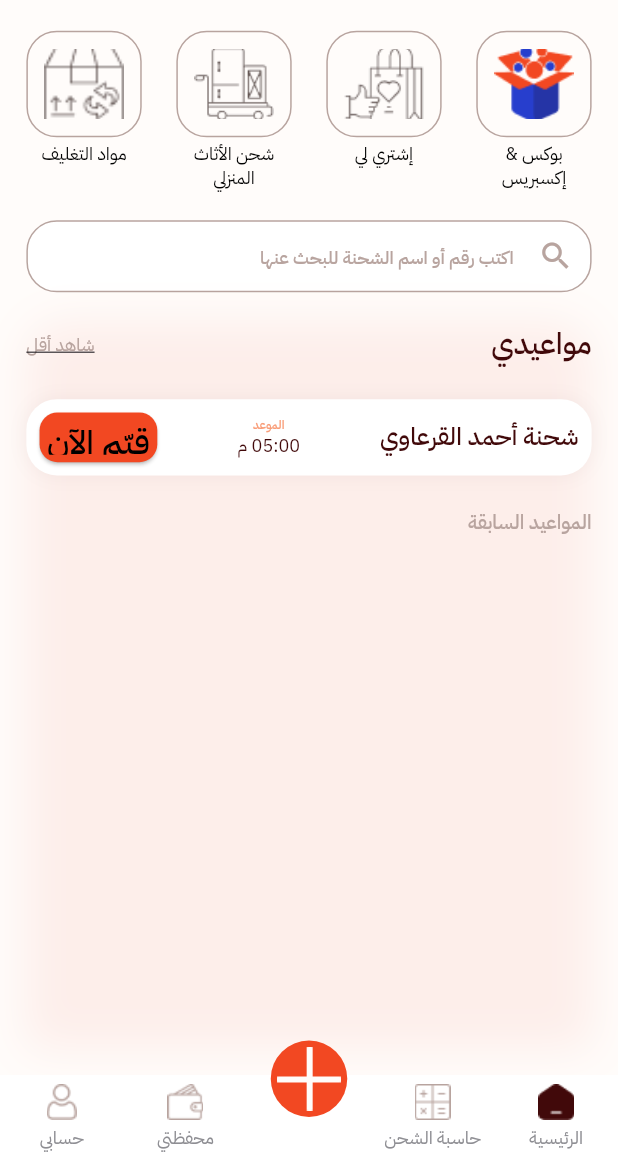
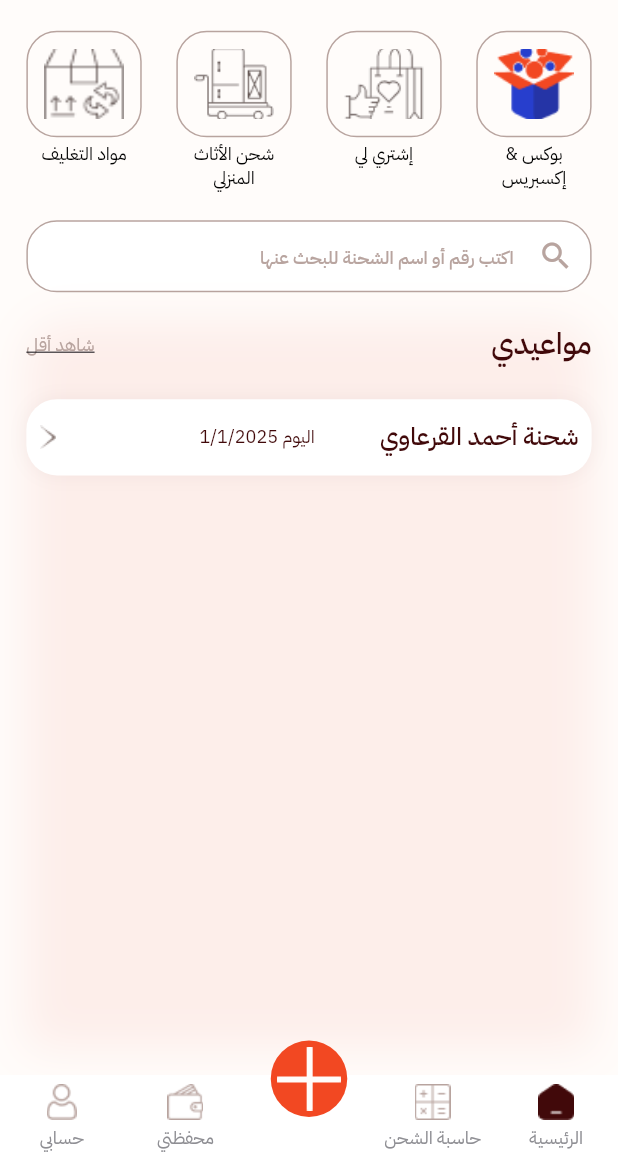
Before and after one commit to kenanqanas500/manara_test, a Flutter app: the screen it shows after launch, on a phone screen of 412 x 824 dp, the part 77-1236 px from its top. Run offline on Flutter 3.47's test engine with Material 3 defaults, Android fonts, the phone set to English and light mode, and no system bars; drawn by our look-alikes of persistent_bottom_nav_bar_v2; our stand-ins replace dio, easy_localization, flutter_bloc, flutter_screenutil, get_it, hive_flutter; missing offline and left inert: colorize; accounts and stored records are empty.

Commit message:
hide and show ship

```diff
--- a/lib/app/global/custom/buttons/custom_button.dart
+++ b/lib/app/global/custom/buttons/custom_button.dart
@@ -76,7 +76,7 @@ class RateNowButton extends StatelessWidget {
     return GeneralButton(
       onPressed: onPressed,
       style: context.getTheme.elevatedButtonTheme.style?.copyWith(
-        textStyle: context.getTheme.textButtonTheme.style?.textStyle,
+        // textStyle: context.getTheme.textButtonTheme.style?.textStyle,
         // backgroundColor: WidgetStatePropertyAll(AppColors.primaryColor),
         minimumSize: WidgetStatePropertyAll(Size(50.w, 17.h)),
       ),
--- a/lib/app/global/custom/texts/custom_text.dart
+++ b/lib/app/global/custom/texts/custom_text.dart
@@ -90,12 +90,22 @@ class CustomText extends StatelessWidget {
         return Text(
           AppTexts.rateShipNow,
           style:
-              context.getTheme.textTheme.labelSmall?.copyWith(color: AppColors.blackColor, fontSize: 20.sp),
+              context.getTheme.textTheme.labelSmall?.copyWith(color: AppColors.whiteColor, fontSize: 10.sp),
         );
       case TextType.shipName:
         return Text(text!, style: context.getTheme.textTheme.bodyMedium?.copyWith(fontSize: 15.sp));
 
       case TextType.deliveredAt:
+        return Text(
+          text!,
+          style: context.getTheme.textTheme.displaySmall,
+        );
+      case TextType.shipCancelled:
+        return Text(
+          AppTexts.shipCancelled,
+          style: context.getTheme.textTheme.displaySmall,
+        );
+      case TextType.shipDate:
         return Text(
           text!,
           style: context.getTheme.textTheme.displaySmall,
--- a/lib/app/home.dart
+++ b/lib/app/home.dart
@@ -6,6 +6,7 @@ import 'package:manara_test/app/global/custom/textfields/custom_text_field.dart'
 import 'package:manara_test/app/global/custom/texts/custom_text.dart';
 import 'package:manara_test/app/global/model/category_model.dart';
 import 'package:manara_test/app/global/model/ship_model.dart';
+import 'package:manara_test/app/ship_details_widget.dart';
 import 'package:manara_test/core/colors/app_colors.dart';
 import 'package:manara_test/core/enum/button_type.dart';
 import 'package:manara_test/core/enum/image_type.dart';
@@ -13,32 +14,51 @@ import 'package:manara_test/core/enum/text_form_field_type.dart';
 import 'package:manara_test/core/enum/text_type.dart';
 import 'package:manara_test/core/helpers/constants.dart';
 
-class Home extends StatelessWidget {
+class Home extends StatefulWidget {
   Home({super.key});
 
-  List<String> shipStatus = [];
+  @override
+  State<Home> createState() => _HomeState();
+}
 
+class _HomeState extends State<Home> {
   HomeSection selectedSection = HomeSection.myAppoinements;
-  List<ShipModel> myAppointments = [
+  ShipModel? selectedShip;
+
+  // List<ShipModel> myAppointments = [
+  List<ShipModel> shipList = [
     ShipModel(
         shipName: 'شحنة أحمد القرعاوي',
         shipTime: '05:00 م',
         shipStatus: ShipStatus.ordered,
         longitude: '40.7128',
         latitude: '-74.0060',
-        shipDate: '1/1/2025',
+        shipDate: 'اليوم 1/1/2025',
         shipRate: '0'),
-  ];
-
-  List<ShipModel> prevoisAppointments = [
-    ShipModel(
-        shipName: 'شحنة جو بايدن',
-        shipTime: '05:00 م',
-        shipStatus: ShipStatus.delivered,
-        longitude: '40.7128',
-        latitude: '-74.0060',
-        shipDate: '1/1/2025',
-        shipRate: '5'),
+    // ShipModel(
+    //     shipName: 'شحنة جو بايدن',
+    //     shipTime: '07:15 م',
+    //     shipStatus: ShipStatus.delivered,
+    //     longitude: '40.7128',
+    //     latitude: '-74.0060',
+    //     shipDate: '2/8/2024',
+    //     shipRate: '0'),
+    // ShipModel(
+    //     shipName: 'شحنة عمرو دياب ',
+    //     shipTime: '05:00 م',
+    //     shipStatus: ShipStatus.cancelled,
+    //     longitude: '40.7128',
+    //     latitude: '-74.0060',
+    //     shipDate: '20/9/2025',
+    //     shipRate: '0'),
+    // ShipModel(
+    //     shipName: 'شحنة ياسر عرفات ',
+    //     shipTime: '05:00 م',
+    //     shipStatus: ShipStatus.delivered,
+    //     longitude: '40.7128',
+    //     latitude: '-74.0060',
+    //     shipDate: '7/11/2025',
+    //     shipRate: '3'),
   ];
 
   final List<CategoryModel> categories = [
@@ -126,9 +146,21 @@ class Home extends StatelessWidget {
                           CustomText(textType: TextType.seeLess)
                         ],
                       ),
-                      Container(
+                      ListView.builder(
+                        shrinkWrap: true,
+                        physics: BouncingScrollPhysics(),
+                        itemBuilder: (context, index) {
+                          final isSelected = selectedShip == shipList[index];
+                          return InkWell(
+                            onTap: () {
+                              toggleShip(shipList[index]);
+                            },
+                            child: Container(
                               // width: double.infinity,
-                        height: 50.h,
+                              height: isSelected ? 200.h : 50.h,
+                              margin: EdgeInsets.only(
+                                bottom: 20.sp,
+                              ),
                               padding: EdgeInsets.all(
                                 8.sp,
                               ),
@@ -145,40 +177,91 @@ class Home extends StatelessWidget {
                                       offset: Offset(0, 0), // No offset
                                     ),
                                   ]),
+                              child: Column(
+                                mainAxisAlignment: MainAxisAlignment.center,
+                                children: [
+                                  Row(
+                                    mainAxisAlignment: MainAxisAlignment.spaceBetween,
+                                    children: [
+                                      Container(
+                                        constraints: BoxConstraints(
+                                          maxWidth: 230.w,
+                                        ),
                                         child: Row(
                                           mainAxisAlignment: MainAxisAlignment.spaceBetween,
                                           children: [
                                             CustomText(
                                               textType: TextType.shipName,
-                              text: myAppointments[0].shipName,
+                                              text: shipList[index].shipName,
                                             ),
-                            Column(
+                                            CustomText(
+                                              textType: TextType.shipDate,
+                                              text: shipList[index].shipDate,
+                                            ),
+                                          ],
+                                        ),
+                                      ),
+                                      /* shipList[index].shipStatus == ShipStatus.ordered
+                                      ? Column(
                                           mainAxisAlignment: MainAxisAlignment.center,
                                           children: [
-                                CustomText(
-                                  textType: TextType.shipTime,
+                                            // CustomText(
+                                            //   textType: TextType.shipTime,
+                                            // ),
+                                            // CustomText(
+                                            //   textType: TextType.deliveredAt,
+                                            //   text: shipList[index].shipTime,
+                                            // )
+                                          ],
+                                        )
+                                      : */
+
+                                      shipList[index].shipStatus == ShipStatus.ordered
+                                          ? isSelected
+                                              ? CustomImage(
+                                                  type: ImageType.arrowUp,
+                                                )
+                                              : CustomImage(
+                                                  type: ImageType.arrowRight,
+                                                )
+                                          : shipList[index].shipStatus == ShipStatus.delivered
+                                              ? shipList[index].shipRate != '0'
+                                                  ? ListView.builder(
+                                                      shrinkWrap: true,
+                                                      itemBuilder: (context, index) => Icon(
+                                                        Icons.star,
+                                                        color: AppColors.warningColor,
+                                                        size: 15.sp,
                                                       ),
-                                CustomText(
-                                  textType: TextType.deliveredAt,
-                                  text: myAppointments[0].shipTime,
+                                                      itemCount: 5,
+                                                      scrollDirection: Axis.horizontal,
+                                                    )
+                                                  : CustomButton(
+                                                      type: ButtonType.rateNow,
+                                                      onPressed: () {},
+                                                    )
+                                              : shipList[index].shipStatus == ShipStatus.cancelled
+                                                  ? CustomText(
+                                                      textType: TextType.shipCancelled,
+                                                    )
+                                                  : CustomText(
+                                                      textType: TextType.shipCancelled,
                                                     )
                                     ],
                                   ),
-                            CustomButton(
-                              type: ButtonType.rateNow,
-                              onPressed: () {},
-                            )
-                            // CustomImage(
-                            //   type: ImageType.arrowRight,
-                            // ),
+                                  if (isSelected) ShipDetailsWidget(shipModel: shipList[index])
                                 ],
                               ),
                             ),
-                      Row(
-                        children: [
-                          CustomText(textType: TextType.previousAppointments),
-                        ],
+                          );
+                        },
+                        itemCount: shipList.length,
                       ),
+                      // Row(
+                      //   children: [
+                      //     CustomText(textType: TextType.previousAppointments),
+                      //   ],
+                      // ),
 
                       // Spacer(),
                       // Container(
@@ -214,6 +297,16 @@ class Home extends StatelessWidget {
       ),
     );
   }
+
+  void toggleShip(ShipModel ship) {
+    setState(() {
+      if (selectedShip == ship) {
+        selectedShip = null; // Collapse if already selected
+      } else {
+        selectedShip = ship; // Select a new ship
+      }
+    });
+  }
 }
 
 enum HomeSection { myAppoinements, myShippings }
--- a/lib/core/enum/text_type.dart
+++ b/lib/core/enum/text_type.dart
@@ -20,6 +20,8 @@ enum TextType {
   editShipTime,
   myShippings,
   rateNow,
+  shipCancelled,
+  shipDate,
   //? for bottom bar
   home,
   shipCalculation,
--- a/lib/core/helpers/constants.dart
+++ b/lib/core/helpers/constants.dart
@@ -2,7 +2,7 @@ abstract class AppConstants {
   static const String appName = 'delivery app';
   static const String title = 'get any product from all stores';
   static const double defaultPadding = 16.0;
-  static const double defaultBorderRadious = 12.0;
+  static const double defaultBorderRadious = 8.0;
   static const double defaultButtonPadding = 5.0;
   // for font family
   static const String appFont = 'IBM Plex Sans Arabic';
--- a/lib/core/theme/app_theme/app_theme.dart
+++ b/lib/core/theme/app_theme/app_theme.dart
@@ -58,7 +58,7 @@ ThemeData appTheme = ThemeData(
     titleLarge: TextStyle(fontSize: 24, color: AppColors.blackColor40),
   ),
   elevatedButtonTheme: elevatedButtonThemeData,
-  textButtonTheme: textButtonThemeData,
+  // textButtonTheme: textButtonThemeData,
   outlinedButtonTheme: outlinedButtonTheme(),
   sliderTheme: sliderThemeData,
   inputDecorationTheme: lightInputDecorationTheme,
--- a/lib/core/translation/app_texts.dart
+++ b/lib/core/translation/app_texts.dart
@@ -22,6 +22,7 @@ class AppTexts {
 
   static const String previousAppointments = 'المواعيد السابقة';
   static const String rateShipNow = 'قيّم الآن';
+  static const String shipCancelled = 'تم الإلغاء';
 
   //? for hints
   static const String shipNameOrNumberForSeach = 'اكتب رقم أو اسم الشحنة للبحث عنها';
```
Also changed, not shown: lib/app/global/model/ship_model.dart (+24 -1 lines), lib/app/ship_details_widget.dart (added, +13 -0 lines). Lines whose indentation alone changed are shown as unchanged.
